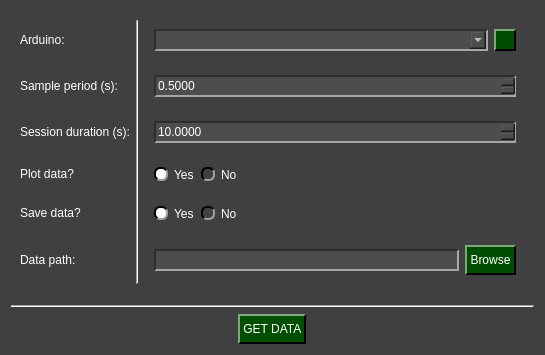
The window that pydaq/uis/PyDAQ_get_data_Arduino_widget.ui (CayoRw/pydaq) describes before a commit, drawn with Qt 5.
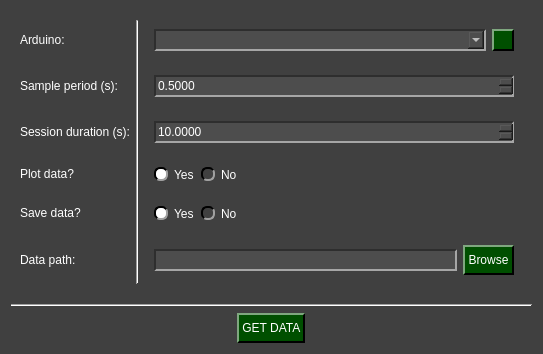
The same window after the commit. Icons and pictures are not drawn.

What changed in the file:
```diff
--- a/pydaq/uis/PyDAQ_get_data_Arduino_widget.ui
+++ b/pydaq/uis/PyDAQ_get_data_Arduino_widget.ui
@@ -6,8 +6,8 @@
    <rect>
     <x>0</x>
     <y>0</y>
-    <width>545</width>
-    <height>355</height>
+    <width>543</width>
+    <height>354</height>
    </rect>
   </property>
   <property name="windowTitle">
```
